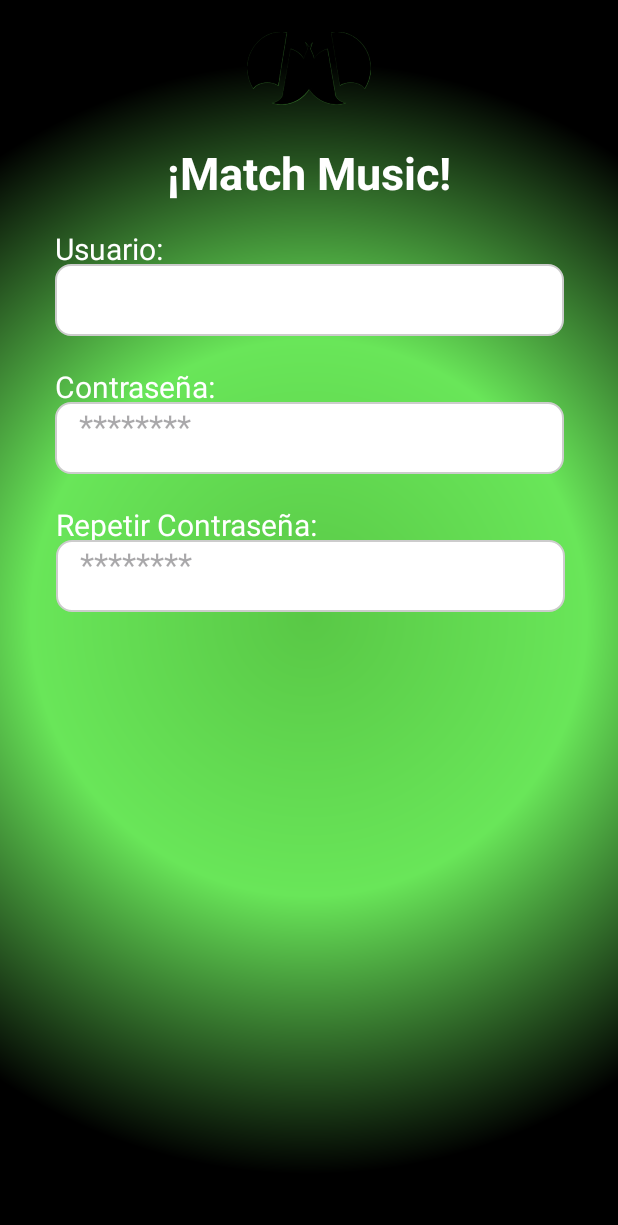
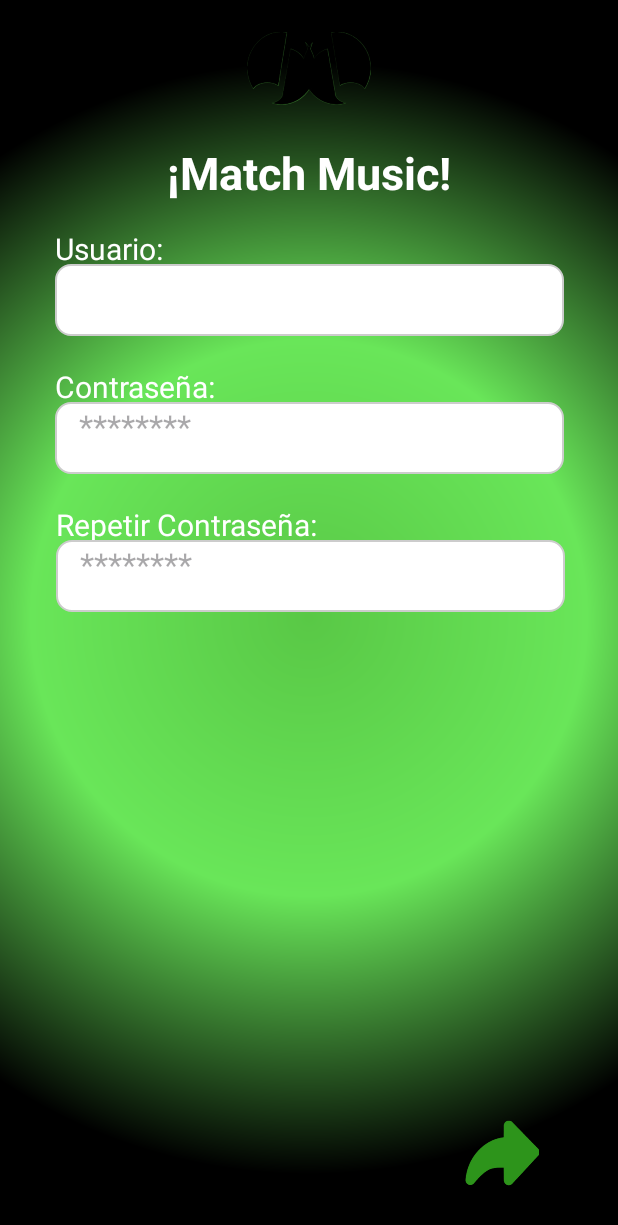
Before and after one commit to MatchMusicTinder/AppMMT, an Android app: the RegistroSegundoPasoActivity screen opened directly, with no data from a screen before it, on a phone screen of 412 x 824 dp. Shown: the top 1225 px of the screen. Run offline under Robolectric (Android 15) with nearby library versions, the phone set to English and light mode, and no system bars.

Commit message:
Navegación del segundo paso al registro exitoso

```diff
--- a/app/src/main/java/com/example/mmt/RegistroSegundoPasoActivity.java
+++ b/app/src/main/java/com/example/mmt/RegistroSegundoPasoActivity.java
@@ -2,7 +2,9 @@ package com.example.mmt;
 
 import androidx.appcompat.app.AppCompatActivity;
 
+import android.content.Intent;
 import android.os.Bundle;
+import android.view.View;
 
 public class RegistroSegundoPasoActivity extends AppCompatActivity {
 
@@ -11,5 +13,8 @@ public class RegistroSegundoPasoActivity extends AppCompatActivity {
         super.onCreate(savedInstanceState);
         setContentView(R.layout.activity_registro_segundo_paso);
     }
-
+    public void launchRegistroExitosoActivity(View view) {
+        Intent intent = new Intent(this, RegistroExitoso.class);
+        startActivity(intent);
+    }
 }
--- a/app/src/main/res/layout/activity_registro_segundo_paso.xml
+++ b/app/src/main/res/layout/activity_registro_segundo_paso.xml
@@ -6,6 +6,20 @@ android:layout_width="match_parent"
 android:layout_height="match_parent"
 android:background="@drawable/degradado"
 tools:context=".RegistroSegundoPasoActivity">
+
+    <ImageView
+        android:id="@+id/imageView5"
+        android:layout_width="70dp"
+        android:layout_height="71dp"
+        android:layout_marginTop="31dp"
+        android:layout_marginEnd="40dp"
+        android:clickable="true"
+        android:onClick="launchRegistroExitosoActivity"
+        android:src="@drawable/flecha_seguir"
+        app:layout_constraintBottom_toBottomOf="parent"
+        app:layout_constraintEnd_toEndOf="parent"
+        app:layout_constraintTop_toTopOf="parent"
+        app:layout_constraintVertical_bias="0.974" />
 
     <TextView
         android:id="@+id/textView9"
```
